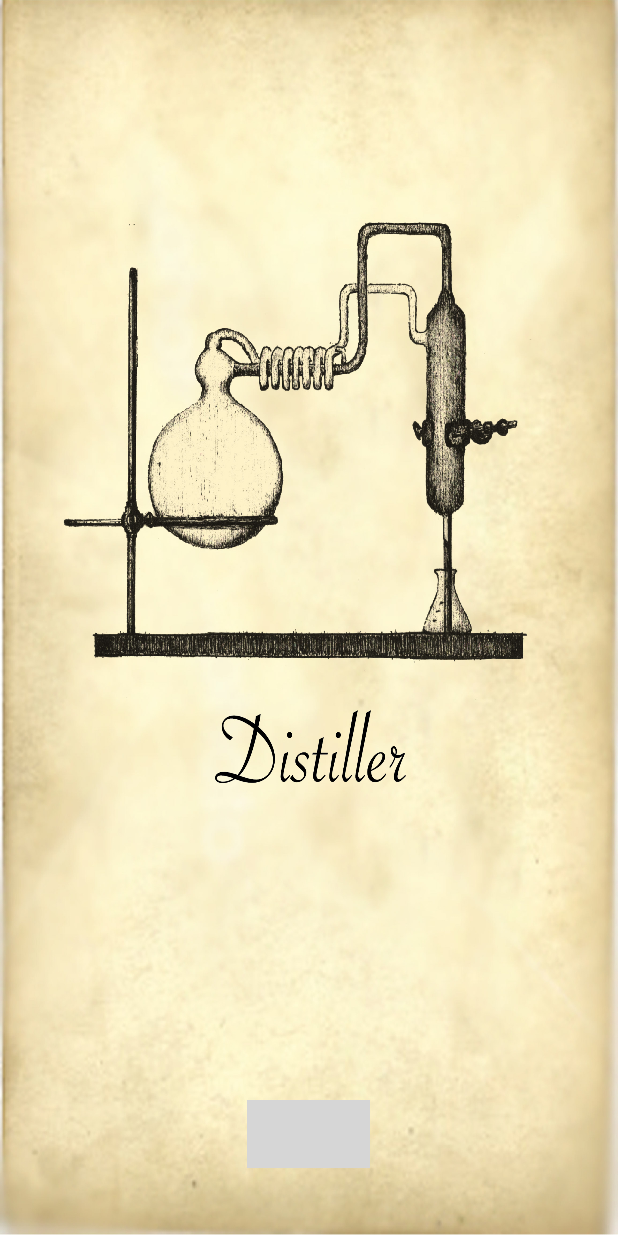
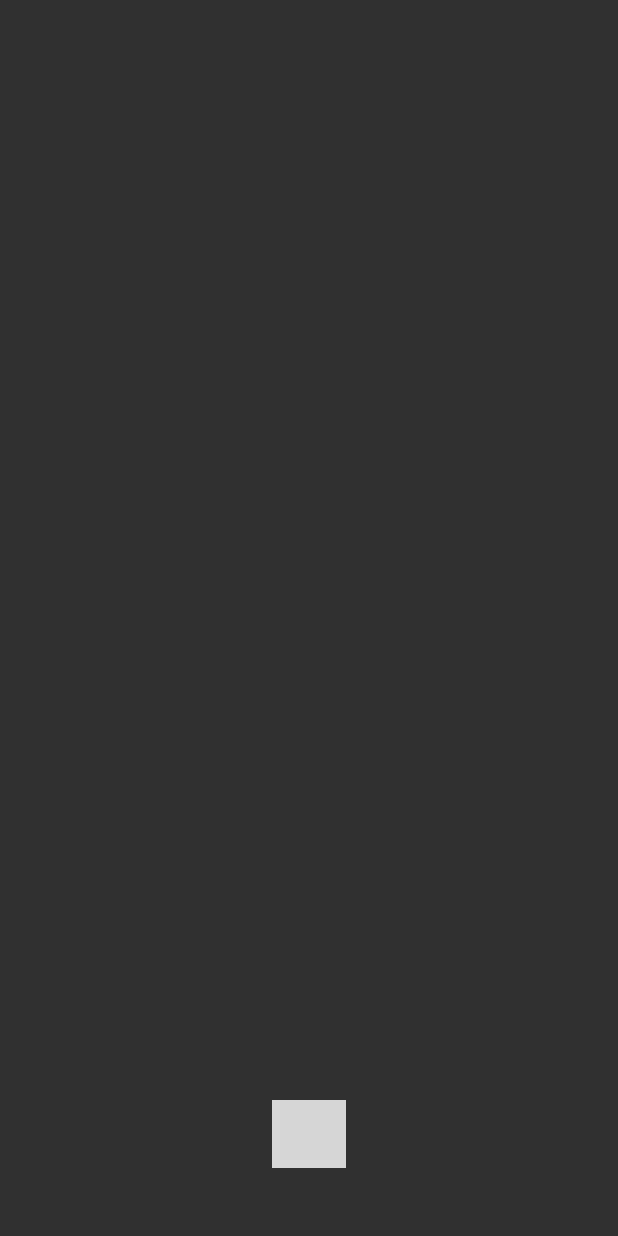
Before and after one commit to Kullz/HeartRateApp, an Android app: the screen it shows after launch (HomeActivity), on a phone screen of 412 x 824 dp. Run offline under Robolectric (Android 15) with nearby library versions, the phone set to English and light mode, and no system bars; grey boxes are pictures that could not be loaded.

Commit message:
bitmap fixing

```diff
--- a/app/src/main/AndroidManifest.xml
+++ b/app/src/main/AndroidManifest.xml
@@ -3,6 +3,7 @@
     package="com.android.apps.heartrateapp">
 
     <application
+        android:largeHeap="true"
         android:allowBackup="true"
         android:icon="@mipmap/ic_launcher"
         android:label="@string/app_name"
--- a/app/src/main/java/com/android/apps/heartrateapp/HomeActivity.java
+++ b/app/src/main/java/com/android/apps/heartrateapp/HomeActivity.java
@@ -1,21 +1,31 @@
 package com.android.apps.heartrateapp;
 
 import android.content.Intent;
+import android.content.res.Resources;
+import android.graphics.Bitmap;
+import android.graphics.BitmapFactory;
 import android.support.v7.app.AppCompatActivity;
 import android.os.Bundle;
+import android.util.Log;
 import android.view.View;
 import android.widget.ImageButton;
+import android.widget.ImageView;
 
 public class HomeActivity extends AppCompatActivity {
 
+    private static final float BYTES_PER_PX = 4.0f;
+
     private ImageButton arrowButton;
+    private ImageView image;
 
     @Override
     protected void onCreate(Bundle savedInstanceState) {
         super.onCreate(savedInstanceState);
         setContentView(R.layout.activity_home);
 
+
         arrowButton = (ImageButton) findViewById(R.id.imageButton);
+        arrowButton.setImageBitmap(decodeSampledBitmapFromResource(getResources(), R.drawable.arrow, 82, 45));
         arrowButton.setOnClickListener(new View.OnClickListener() {
             @Override
             public void onClick(View v) {
@@ -26,4 +36,42 @@ public class HomeActivity extends AppCompatActivity {
             }
         });
     }
+
+    public static int calculateInSampleSize(BitmapFactory.Options options, int reqWidth, int reqHeight){
+        //Raw height and width of image
+        final int height = options.outHeight;
+        final int width = options.outWidth;
+        int inSampleSize = 1;
+
+        if(height > reqHeight || width > reqWidth){
+
+            final int halfHeight = height / 2;
+            final int halfWidth = width / 2;
+
+            //Calculate the largest inSampleSize value that is a power of 2 and keeps both
+            //height and width larger that the requested height and width
+
+            while((halfHeight / inSampleSize) > reqHeight && (halfWidth / inSampleSize) > reqWidth){
+                inSampleSize *= 2;
+            }
+        }
+
+        return inSampleSize;
+    }
+
+    public static Bitmap decodeSampledBitmapFromResource(Resources res, int resId,
+                                                         int reqWidth, int reqHeight){
+        // First decode with inJustDecodeBounds=true to check dimensions
+        final BitmapFactory.Options options = new BitmapFactory.Options();
+        options.inJustDecodeBounds = true;
+        BitmapFactory.decodeResource(res, resId, options);
+
+        // Calculate inSampleSize
+        options.inSampleSize = calculateInSampleSize(options, reqWidth, reqHeight);
+
+        //Decode bitmap with inSampleSize set
+        options.inJustDecodeBounds = false;
+
+        return BitmapFactory.decodeResource(res, resId, options);
+    }
 }
--- a/app/src/main/res/layout/activity_home.xml
+++ b/app/src/main/res/layout/activity_home.xml
@@ -3,15 +3,16 @@
     xmlns:tools="http://schemas.android.com/tools"
     android:layout_width="match_parent"
     android:layout_height="match_parent"
-    android:background="@drawable/homebackground"
     tools:context="com.android.apps.heartrateapp.HomeActivity">
 
-
     <ImageButton
-        android:layout_width="82dp"
-        android:layout_height="45dp"
+        android:layout_width="wrap_content"
+        android:layout_height="wrap_content"
+        android:adjustViewBounds="true"
+        android:maxHeight="45dp"
+        android:maxWidth="82dp"
+        android:scaleType="fitXY"
         android:id="@+id/imageButton"
-        android:background="@drawable/arrow"
         android:layout_marginBottom="45dp"
         android:layout_alignParentBottom="true"
         android:layout_centerHorizontal="true" />
```
Also changed, not shown: app/src/main/res/drawable/Arrow.png (deleted).
